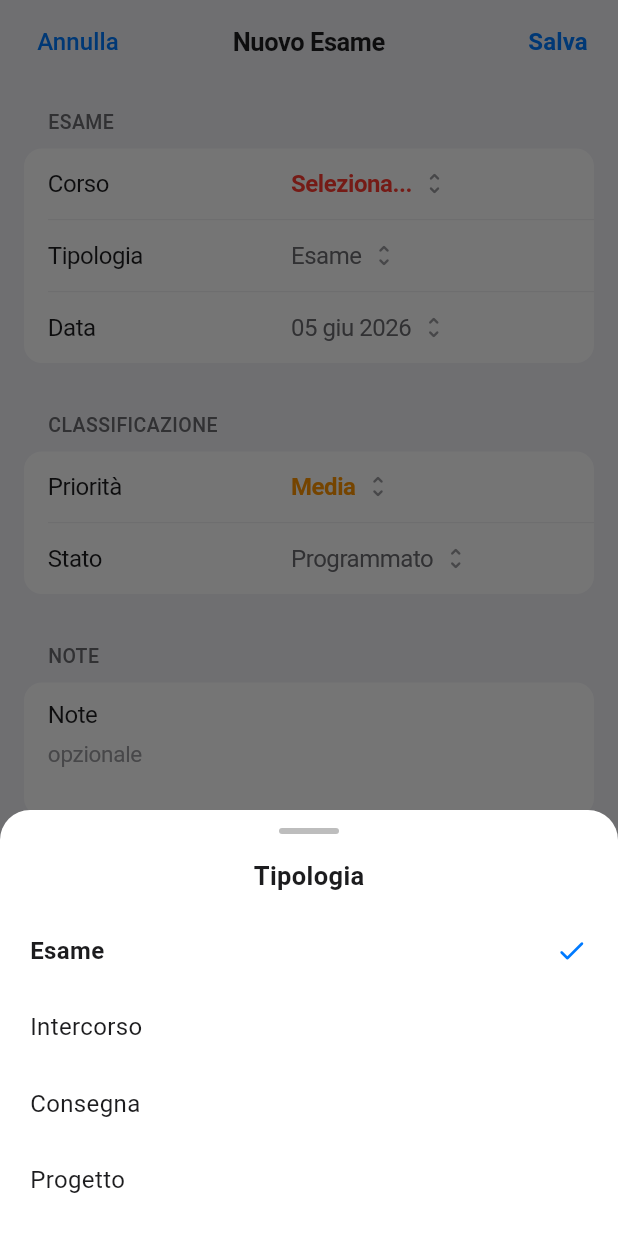
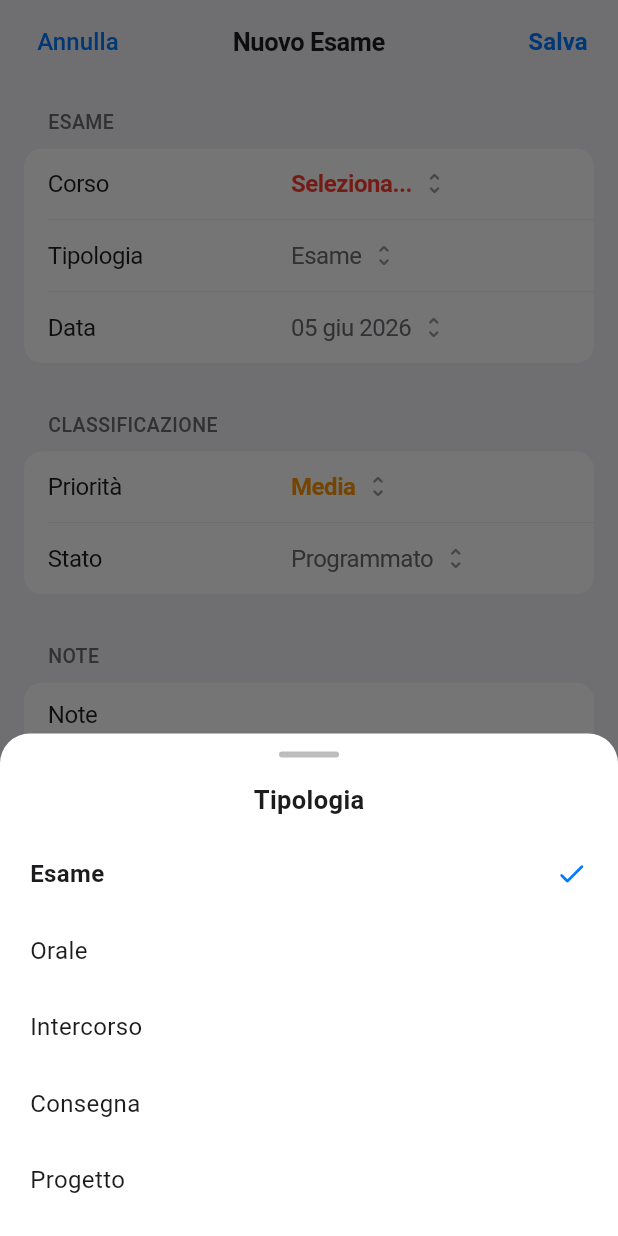
Before and after one commit to famato46/MOBPROG_StudyPlanner-ExamTracker-G12, a Flutter app: the ExamFormScreen screen opened directly, after a tap on "Tipologia", on a phone screen of 412 x 824 dp. Run offline on Flutter 3.47's test engine with Material 3 defaults, Android fonts, the light colour scheme and no system bars; our stand-ins replace fl_chart, shared_preferences, sqflite; accounts and stored records are empty.

Commit message:
Update exams

```diff
--- a/lib/screens/exam_detail_screen.dart
+++ b/lib/screens/exam_detail_screen.dart
@@ -23,6 +23,8 @@ class ExamDetailScreen extends StatelessWidget {
     switch (t) {
       case 'esame':
         return 'Esame';
+      case 'orale':
+        return 'Orale'; // <-- NUOVA TIPOLOGIA
       case 'intercorso':
         return 'Intercorso';
       case 'consegna':
--- a/lib/screens/exam_form_screen.dart
+++ b/lib/screens/exam_form_screen.dart
@@ -38,6 +38,7 @@ class _ExamFormScreenState extends State<ExamFormScreen> {
 
   static const List<(String, String)> _tipologie = [
     ('esame', 'Esame'),
+    ('orale', 'Orale'), // <-- NUOVA TIPOLOGIA AGGIUNTA QUI
     ('intercorso', 'Intercorso'),
     ('consegna', 'Consegna'),
     ('progetto', 'Progetto'),
--- a/lib/screens/exams_screen.dart
+++ b/lib/screens/exams_screen.dart
@@ -167,6 +167,7 @@ class _ExamsScreenState extends State<ExamsScreen>
                   options: const [
                     ('tutti', 'Tutti'),
                     ('esame', 'Esami'),
+                    ('orale', 'Orali'), // <-- NUOVA OPZIONE FILTRO
                     ('intercorso', 'Intercorso'),
                     ('consegna', 'Consegne'),
                     ('progetto', 'Progetti'),
@@ -712,6 +713,8 @@ class _ExamCard extends StatelessWidget {
     switch (tipologia.toLowerCase()) {
       case 'esame':
         return Icons.school_rounded;
+      case 'orale':
+        return Icons.record_voice_over_rounded; // <-- NUOVA ICONA
       case 'intercorso':
         return Icons.rate_review_rounded;
       case 'consegna':
@@ -726,6 +729,7 @@ class _ExamCard extends StatelessWidget {
   String _formatTipologia(String tipologia) {
     switch (tipologia.toLowerCase()) {
       case 'esame':      return 'Esame';
+      case 'orale':      return 'Orale'; // <-- NUOVA ETICHETTA FORMATTATA
       case 'intercorso': return 'Intercorso';
       case 'consegna':   return 'Consegna';
       case 'progetto':   return 'Progetto';
```
Also changed, not shown: lib/screens/course_detail_screen.dart (+20 -20 lines).
